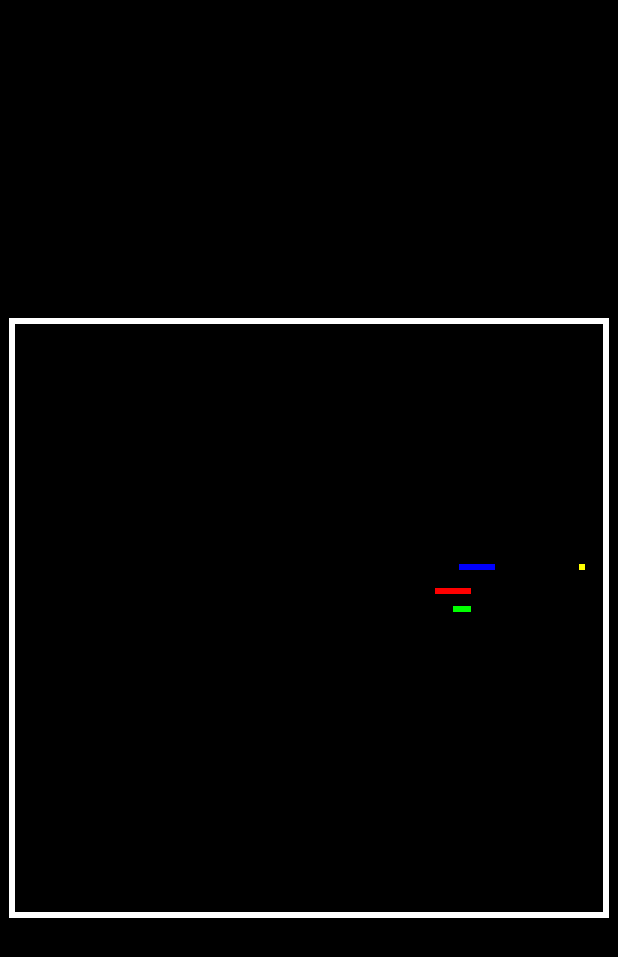
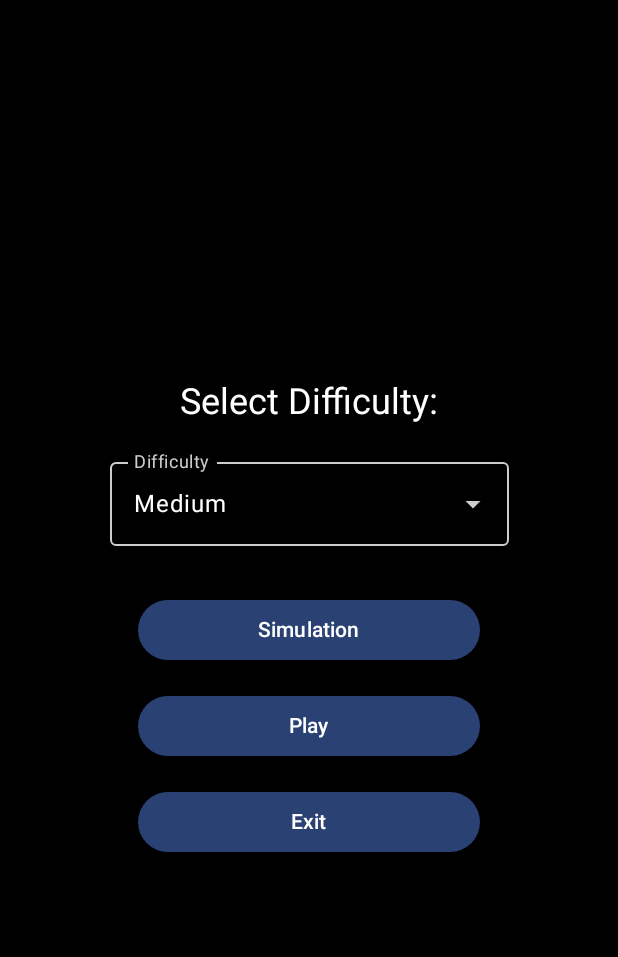
Before and after one commit to sebahags/AlgorithmSnakeAndroid, an Android app built with Jetpack Compose: the screen it shows after launch (MainActivity), on a phone screen of 412 x 824 dp. Shown: the top 957 px of the screen. Run offline under Robolectric (Android 15) with nearby library versions, the phone set to English and light mode, and no system bars.

Commit message:
added appdestinations and composescreens (main menu)

```diff
--- a/app/build.gradle
+++ b/app/build.gradle
@@ -16,6 +16,9 @@ android {
         versionName "1.0"
 
         testInstrumentationRunner "androidx.test.runner.AndroidJUnitRunner"
+        vectorDrawables{
+            useSupportLibrary true
+        }
     }
 
     buildTypes {
@@ -46,6 +49,7 @@ dependencies {
     implementation libs.androidx.ui.graphics
     implementation libs.androidx.ui.tooling.preview
     implementation libs.androidx.material3
+    implementation libs.androidx.navigation.compose
     testImplementation libs.junit
     androidTestImplementation libs.androidx.junit
     androidTestImplementation libs.androidx.espresso.core
--- /dev/null
+++ b/app/src/main/java/com/example/algorithmsnake/ComposeScreens.kt
@@ -0,0 +1,191 @@
+package com.example.algorithmsnake
+import android.app.Activity
+import androidx.activity.compose.BackHandler // Import BackHandler specifically
+import androidx.compose.foundation.background
+import androidx.compose.foundation.layout.*
+import androidx.compose.material3.*
+import androidx.compose.runtime.*
+import androidx.compose.ui.Alignment
+import androidx.compose.ui.Modifier
+import androidx.compose.ui.graphics.Color
+import androidx.compose.ui.platform.LocalContext
+import androidx.compose.ui.unit.dp
+import androidx.compose.ui.viewinterop.AndroidView
+import androidx.navigation.NavHostController
+import androidx.navigation.NavType
+import androidx.navigation.compose.NavHost
+import androidx.navigation.compose.composable
+import androidx.navigation.navArgument
+import com.example.algorithmsnake.ui.theme.AlgorithmSnakeTheme
+
+// This Composable function sets up the navigation graph
+@Composable
+fun AppNavigation(navController: NavHostController) {
+    NavHost(
+        navController = navController,
+        startDestination = AppDestinations.MAIN_MENU_ROUTE // Use constant from Java class
+    ) {
+        // Main Menu Screen Composable Definition
+        composable(route = AppDestinations.MAIN_MENU_ROUTE) {
+            MainMenuScreen(navController = navController)
+        }
+
+        // Game Screen Composable Definition
+        composable(
+            route = AppDestinations.GAME_SCREEN_ROUTE_PATTERN, // Use pattern from Java class
+            arguments = listOf(
+                navArgument(AppDestinations.IS_PLAYER_MODE_ARG) { type = NavType.BoolType },
+                navArgument(AppDestinations.GAME_SPEED_ARG) { type = NavType.IntType }
+            )
+        ) { backStackEntry ->
+            // Retrieve arguments safely
+            val isPlayerMode = backStackEntry.arguments?.getBoolean(AppDestinations.IS_PLAYER_MODE_ARG) ?: false
+            val gameSpeed = backStackEntry.arguments?.getInt(AppDestinations.GAME_SPEED_ARG) ?: 55 // Default speed
+
+            GameScreen(
+                isPlayerMode = isPlayerMode,
+                gameSpeed = gameSpeed,
+                navController = navController
+            )
+        }
+    }
+}
+
+
+// Composable for the Main Menu UI
+@OptIn(ExperimentalMaterial3Api::class) // Needed for ExposedDropdownMenuBox
+@Composable
+fun MainMenuScreen(navController: NavHostController) {
+    val context = LocalContext.current
+    val difficulties = listOf("Slugg Fest", "Medium", "Deranged")
+    var selectedDifficulty by remember { mutableStateOf(difficulties[1]) } // Default to Medium
+    var isDropdownExpanded by remember { mutableStateOf(false) }
+
+    // Helper function (can be inside or outside the composable)
+    fun getGameSpeedFromSelection(selection: String): Int {
+        return when (selection) {
+            "Slugg Fest" -> 90
+            "Deranged" -> 25
+            else -> 55 // Medium or default
+        }
+    }
+
+    Column(
+        modifier = Modifier
+            .fillMaxSize()
+            .background(Color.Black) // Match Java version background
+            .padding(16.dp),
+        horizontalAlignment = Alignment.CenterHorizontally,
+        verticalArrangement = Arrangement.Center
+    ) {
+        Text("Select Difficulty:", color = Color.White, style = MaterialTheme.typography.headlineSmall)
+        Spacer(modifier = Modifier.height(16.dp))
+
+        // Difficulty Dropdown
+        ExposedDropdownMenuBox(
+            expanded = isDropdownExpanded,
+            onExpandedChange = { isDropdownExpanded = !isDropdownExpanded }
+        ) {
+            OutlinedTextField(
+                value = selectedDifficulty,
+                onValueChange = {}, // Not directly changeable
+                readOnly = true,
+                label = { Text("Difficulty") },
+                trailingIcon = { ExposedDropdownMenuDefaults.TrailingIcon(expanded = isDropdownExpanded) },
+                modifier = Modifier.menuAnchor().fillMaxWidth(0.7f),
+                colors = ExposedDropdownMenuDefaults.outlinedTextFieldColors( // Customize colors
+                    focusedTextColor = Color.White, unfocusedTextColor = Color.White,
+                    disabledTextColor = Color.Gray, focusedBorderColor = Color.White,
+                    unfocusedBorderColor = Color.LightGray, focusedLabelColor = Color.White,
+                    unfocusedLabelColor = Color.LightGray, focusedTrailingIconColor = Color.White,
+                    unfocusedTrailingIconColor = Color.LightGray
+                )
+            )
+
+            ExposedDropdownMenu(
+                expanded = isDropdownExpanded,
+                onDismissRequest = { isDropdownExpanded = false }
+            ) {
+                difficulties.forEach { difficulty ->
+                    DropdownMenuItem(
+                        text = { Text(difficulty) },
+                        onClick = {
+                            selectedDifficulty = difficulty
+                            isDropdownExpanded = false
+                        }
+                    )
+                }
+            }
+        }
+
+        Spacer(modifier = Modifier.height(32.dp))
+
+        // Buttons
+        Button(onClick = {
+            val gameSpeed = getGameSpeedFromSelection(selectedDifficulty)
+            // Navigate using the route builder from the Java class
+            navController.navigate(AppDestinations.buildGameRoute(false, gameSpeed))
+        }, modifier = Modifier.fillMaxWidth(0.6f)) {
+            Text("Simulation")
+        }
+
+        Spacer(modifier = Modifier.height(16.dp))
+
+        Button(onClick = {
+            val gameSpeed = getGameSpeedFromSelection(selectedDifficulty)
+            // Navigate using the route builder from the Java class
+            navController.navigate(AppDestinations.buildGameRoute(true, gameSpeed))
+        }, modifier = Modifier.fillMaxWidth(0.6f)) {
+            Text("Play")
+        }
+
+        Spacer(modifier = Modifier.height(16.dp))
+
+        Button(onClick = {
+            // Get the activity context and call finish() on it (Java Activity)
+            val activity = context as? Activity
+            activity?.finish()
+        }, modifier = Modifier.fillMaxWidth(0.6f)) {
+            Text("Exit")
+        }
+    }
+}
+
+// Composable to host the Java GameView
+@Composable
+fun GameScreen(
+    isPlayerMode: Boolean,
+    gameSpeed: Int,
+    navController: NavHostController // Pass controller for back navigation
+) {
+    // Hold a reference to the Java GameView instance if needed outside factory/onRelease
+    val gameViewRef = remember { mutableStateOf<GameView?>(null) }
+
+    // Use AndroidView to embed the custom *Java* GameView
+    AndroidView(
+        modifier = Modifier.fillMaxSize(),
+        factory = { context ->
+            // Create the *Java* GameView instance here, passing the parameters
+            GameView(context, isPlayerMode, gameSpeed).also {
+                gameViewRef.value = it // Store the reference
+            }
+        },
+        onRelease = { gameView ->
+            // Called when the composable leaves the composition. Good place for cleanup.
+            println("AndroidView onRelease called.")
+            gameView.cleanup() // Call the cleanup method in your Java GameView
+            gameViewRef.value = null
+        }
+        // update = { } // update lambda usually not needed if params don't change
+    )
+
+    // Optional: Add a Back Button handler
+    BackHandler {
+        println("Back button pressed on GameScreen")
+        // Optionally show a confirmation dialog?
+        // Stop the game loop in GameView before navigating back
+        gameViewRef.value?.stopGameLoop() // Access the stored reference
+        // Navigate back to the main menu screen
+        navController.popBackStack(AppDestinations.MAIN_MENU_ROUTE, inclusive = false)
+    }
+}
--- a/app/src/main/java/com/example/algorithmsnake/MainActivity.kt
+++ b/app/src/main/java/com/example/algorithmsnake/MainActivity.kt
@@ -1,28 +1,30 @@
 package com.example.algorithmsnake
 
+import android.os.Bundle
 import androidx.activity.ComponentActivity
 import androidx.activity.compose.setContent
 import androidx.compose.foundation.layout.fillMaxSize
+import androidx.compose.material3.MaterialTheme
+import androidx.compose.material3.Surface
 import androidx.compose.ui.Modifier
-import androidx.compose.ui.viewinterop.AndroidView
-import com.example.algorithmsnake.GameView
+import androidx.navigation.compose.rememberNavController
 import com.example.algorithmsnake.ui.theme.AlgorithmSnakeTheme
-import android.os.Bundle
+import com.example.algorithmsnake.AppNavigation  // Adjust package if needed
 
 class MainActivity : ComponentActivity() {
     override fun onCreate(savedInstanceState: Bundle?) {
         super.onCreate(savedInstanceState)
-        // Optionally call enableEdgeToEdge() and other initializations
         setContent {
             AlgorithmSnakeTheme {
-                // Use AndroidView to host our custom GameView
-                AndroidView(
+                Surface(
                     modifier = Modifier.fillMaxSize(),
-                    factory = { context ->
-                        // Instantiate GameView. If using XML attributes, use the constructor with AttributeSet or customize here.
-                        GameView(context)
-                    }
-                )
+                    color = MaterialTheme.colorScheme.background
+                ) {
+                    // Create and remember the NavController
+                    val navController = rememberNavController()
+                    // Launch the navigation graph
+                    AppNavigation(navController = navController)
+                }
             }
         }
     }
--- a/gradle/libs.versions.toml
+++ b/gradle/libs.versions.toml
@@ -8,6 +8,7 @@ espressoCore = "3.5.1"
 lifecycleRuntimeKtx = "2.6.1"
 activityCompose = "1.8.0"
 composeBom = "2024.09.00"
+androidxNavigation = "2.7.7"
 
 [libraries]
 androidx-core-ktx = { group = "androidx.core", name = "core-ktx", version.ref = "coreKtx" }
@@ -24,6 +25,7 @@ androidx-ui-tooling-preview = { group = "androidx.compose.ui", name = "ui-toolin
 androidx-ui-test-manifest = { group = "androidx.compose.ui", name = "ui-test-manifest" }
 androidx-ui-test-junit4 = { group = "androidx.compose.ui", name = "ui-test-junit4" }
 androidx-material3 = { group = "androidx.compose.material3", name = "material3" }
+androidx-navigation-compose = { group = "androidx.navigation", name = "navigation-compose", version.ref = "androidxNavigation" }
 
 [plugins]
 android-application = { id = "com.android.application", version.ref = "agp" }
```
Also changed, not shown: app/src/main/java/com/example/algorithmsnake/AppDestinations.java (added, +18 -0 lines), app/src/main/java/com/example/algorithmsnake/GameView.java (+21 -3 lines).
